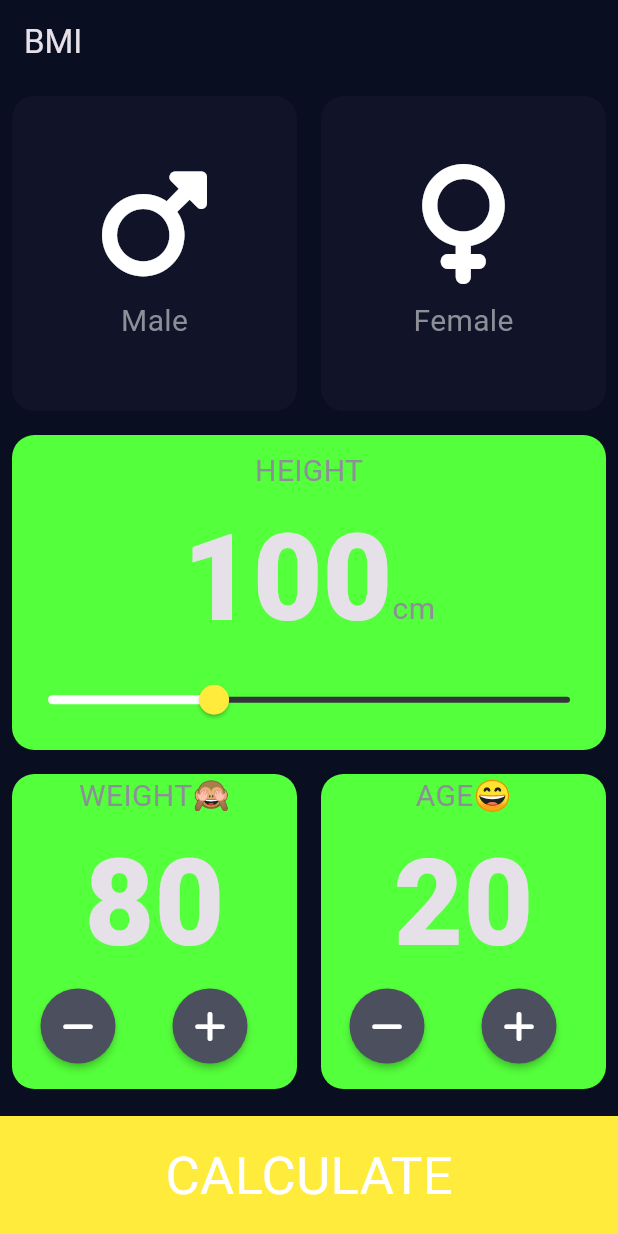
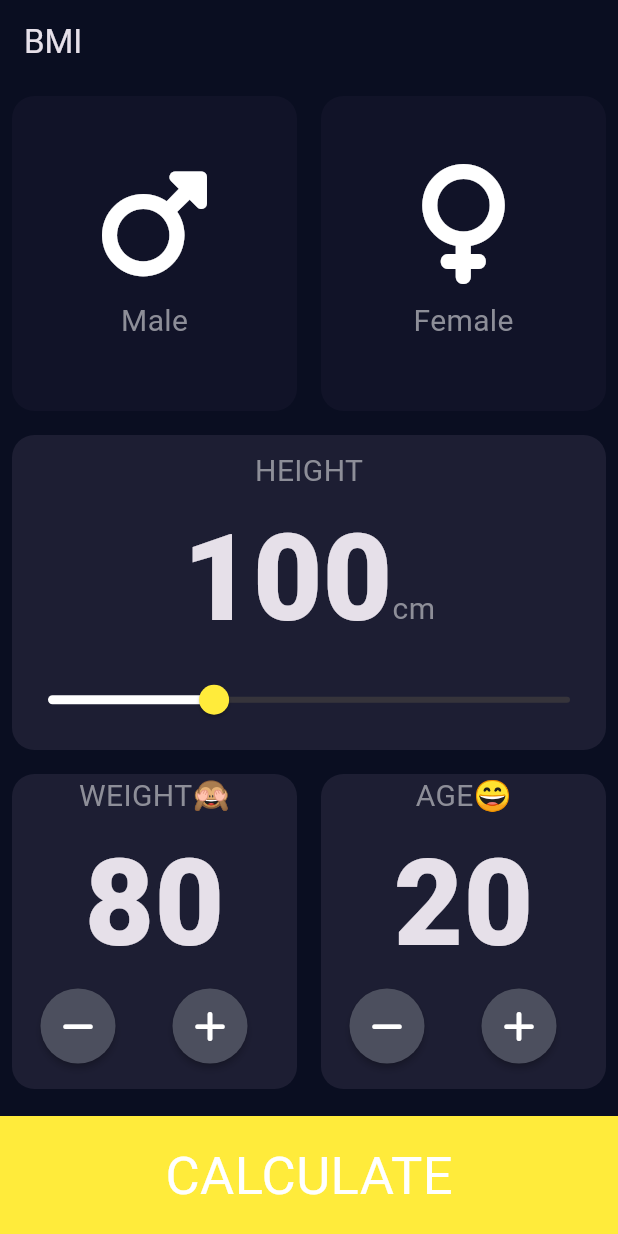
Before and after one commit to Joshua-100/bmi_calculator, a Flutter app: the screen it shows after launch, on a phone screen of 412 x 824 dp. Run offline on Flutter 3.47's test engine with Material 3 defaults, Android fonts, the phone set to English and light mode, and no system bars; our stand-ins replace font_awesome_flutter; missing offline and left inert: dart:ffi.

Commit message:
Returned color for kActiveCardColor to normal one'

```diff
--- a/lib/constants.dart
+++ b/lib/constants.dart
@@ -7,7 +7,7 @@ const kLabelTextStyle =
 
 const kBottomContainerHeight = 80.0;
 const kMarginTop = 10.0;
-const kActiveCardColor = Color(0xFF54FF3B);
+const kActiveCardColor = Color(0xFF1D1E33);
 const kInactiveCardColor = Color(0xFF111328);
 const kButtonColor = Colors.yellow;
 const kNumberTextStyle = TextStyle(fontSize: 80.0, fontWeight: FontWeight.w900);
```
